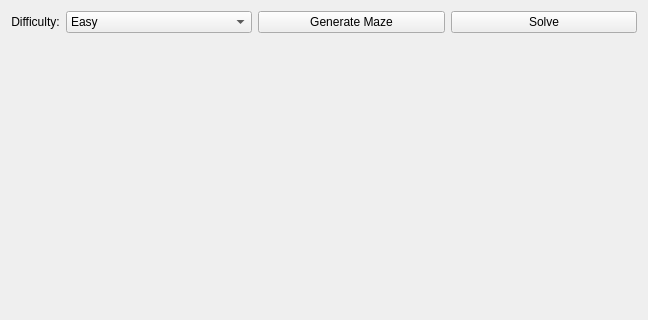
Before: the Qt Designer form maze_solver.ui in Chinwer/MarkovMaze, drawn with Qt 5; both pictures show x 0 to 648 and y 0 to 320 of the 648 by 678 pixel window.
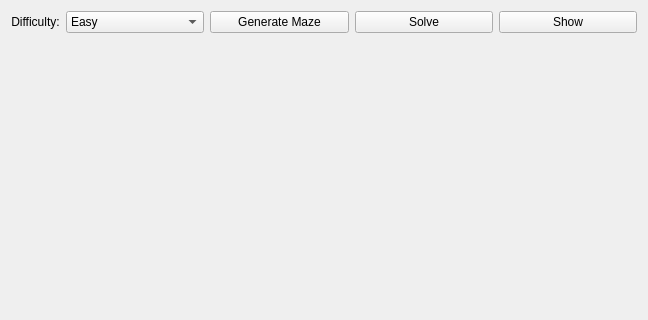
After: the same form once the commit is applied.

Commit message: chore: add show button

```diff
--- a/maze_solver.ui
+++ b/maze_solver.ui
@@ -79,6 +79,13 @@
          </property>
         </widget>
        </item>
+       <item>
+        <widget class="QPushButton" name="b_show">
+         <property name="text">
+          <string>Show</string>
+         </property>
+        </widget>
+       </item>
       </layout>
      </item>
      <item>
```
Left out of the diff: 22 changed lines with no effect on the pictures. The commit also changes 3 other files.
